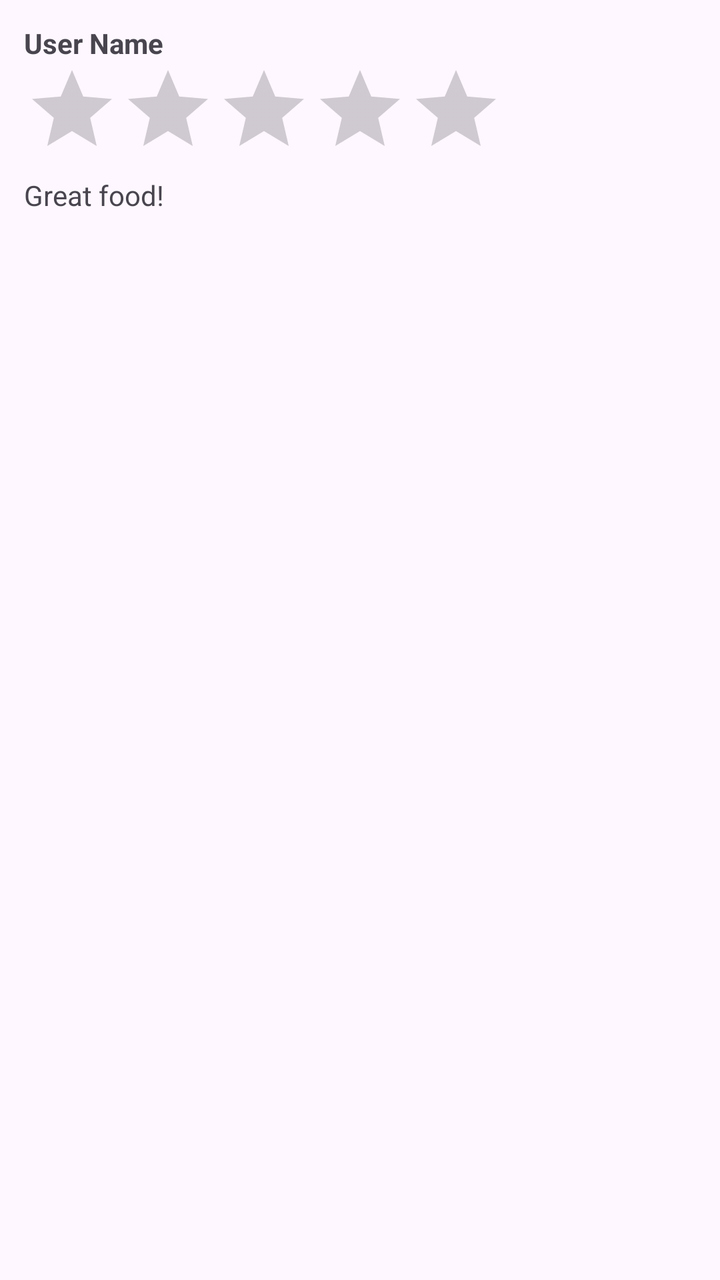
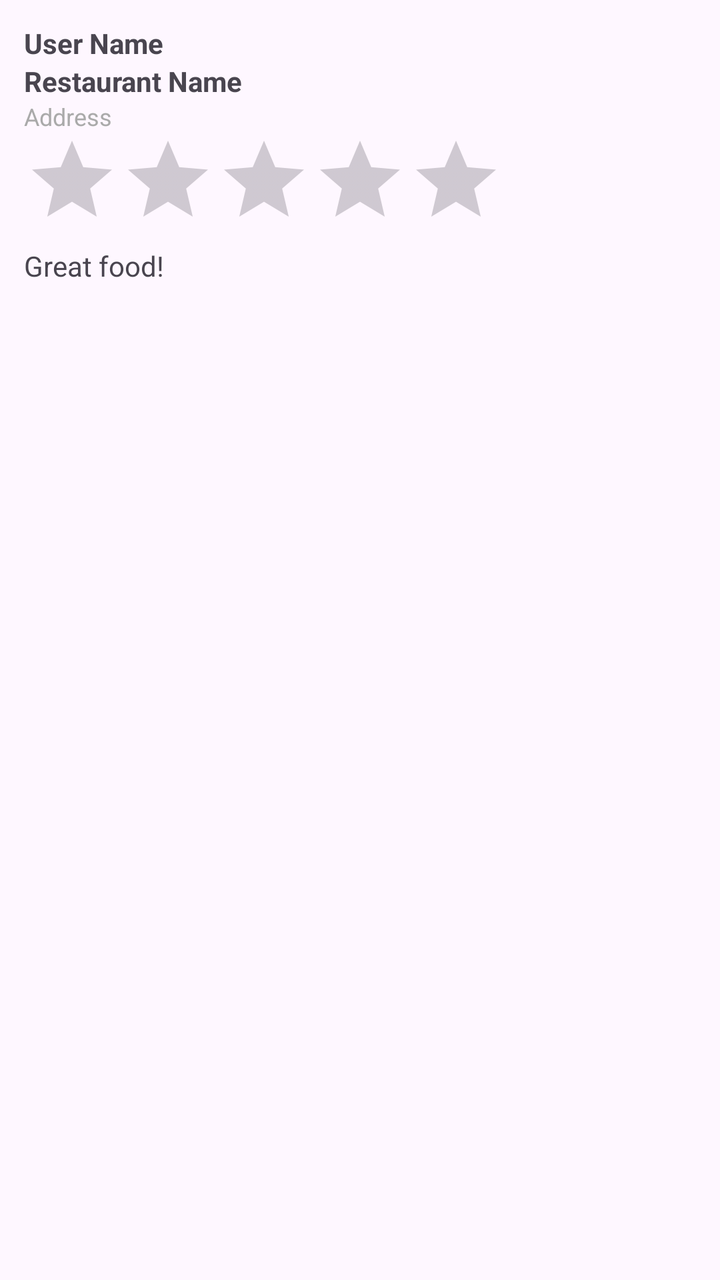

Compare the two renders of this Android layout. The source of the first and the diff that turns it into the second are given below.
<!-- AndroidManifest.xml: application theme Theme.LocalEats -->
<!-- res/layout/item_review.xml -->
<?xml version="1.0" encoding="utf-8"?>
<LinearLayout xmlns:android="http://schemas.android.com/apk/res/android"
    android:orientation="vertical"
    android:padding="12dp"
    android:layout_width="match_parent"
    android:layout_height="wrap_content">

    <TextView
        android:id="@+id/userName"
        android:textStyle="bold"
        android:text="User Name"
        android:layout_width="wrap_content"
        android:layout_height="wrap_content"/>

    <RatingBar
        android:id="@+id/ratingBar"
        android:numStars="5"
        android:stepSize="0.5"
        android:layout_width="wrap_content"
        android:layout_height="wrap_content"
        android:isIndicator="true"/>

    <TextView
        android:id="@+id/comment"
        android:text="Great food!"
        android:layout_width="wrap_content"
        android:layout_height="wrap_content"/>

    <ImageView
        android:id="@+id/reviewImage"
        android:layout_width="match_parent"
        android:layout_height="180dp"
        android:layout_marginTop="8dp"
        android:scaleType="centerCrop"
        android:visibility="gone"/>

</LinearLayout>
<!-- resources referenced by this layout -->
<resources>
  <style name="Theme.LocalEats" parent="Base.Theme.LocalEats" />
  <style name="Base.Theme.LocalEats" parent="Theme.Material3.DayNight.NoActionBar">
          
          
          <item name="colorPrimary">@android:color/holo_purple</item>
          <item name="colorOnPrimary">@android:color/white</item>
      </style>
</resources>

<!-- the commit's change to res/layout/item_review.xml (unified diff, before → after) -->
@@ -12,6 +12,20 @@
         android:layout_width="wrap_content"
         android:layout_height="wrap_content"/>
 
+    <TextView
+        android:id="@+id/placeName"
+        android:textStyle="bold"
+        android:layout_width="wrap_content"
+        android:layout_height="wrap_content"
+        android:text="Restaurant Name" />
+
+    <TextView
+        android:id="@+id/placeAddress"
+        android:textSize="12sp"
+        android:layout_width="wrap_content"
+        android:layout_height="wrap_content"
+        android:textColor="@android:color/darker_gray"
+        android:text="Address" />
     <RatingBar
         android:id="@+id/ratingBar"
         android:numStars="5"
@@ -19,7 +33,6 @@
         android:layout_width="wrap_content"
         android:layout_height="wrap_content"
         android:isIndicator="true"/>
-
     <TextView
         android:id="@+id/comment"
         android:text="Great food!"
